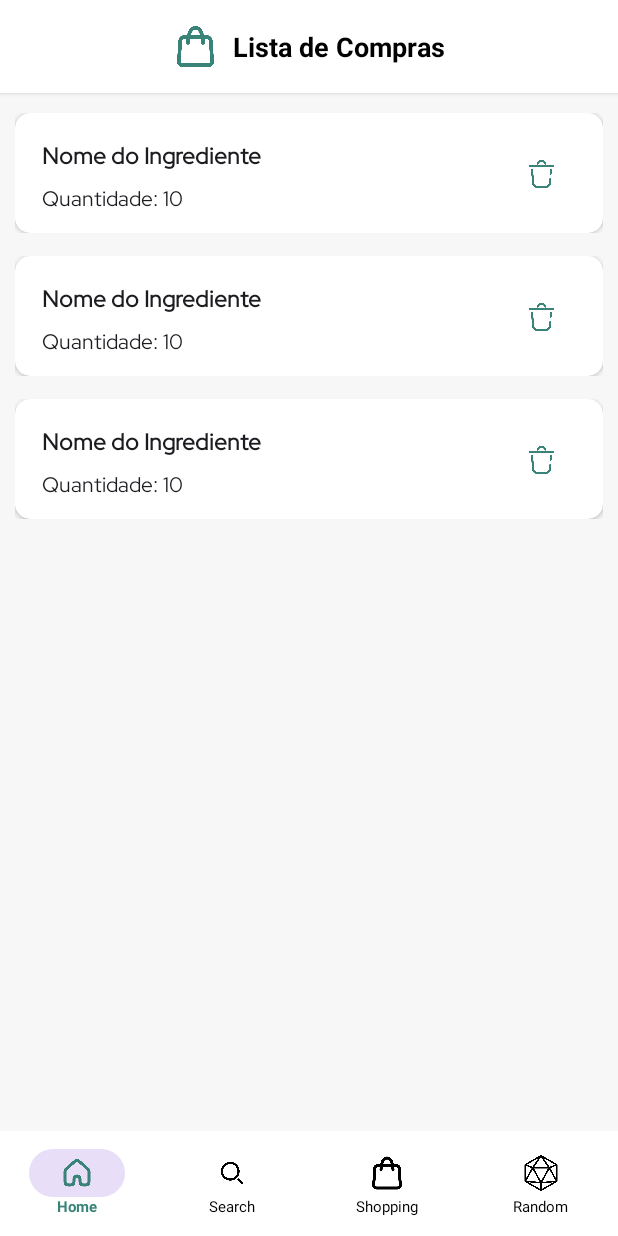
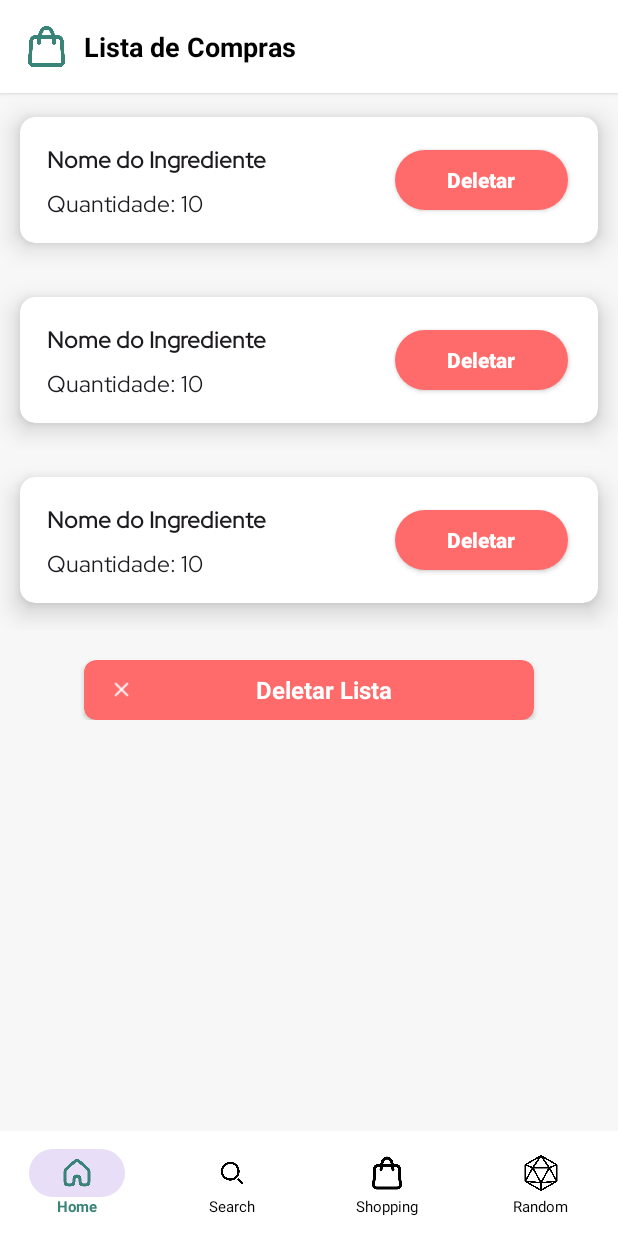
Before and after one commit to jeanmobilecode/iHealth-e, an Android app: the layout activity_shopping.xml on its own in the app's theme, with its tools: preview values and no code run, on a phone screen of 412 x 824 dp. Run offline under Robolectric (Android 15) with nearby library versions, the phone set to English and light mode, and no system bars.

Commit message:
Adicionada funcionalidade de apagar lista de compras e criado layout para caso nao exista nenhum item na lista

```diff
--- a/app/src/main/java/com/example/macroup/ShoppingActivity.kt
+++ b/app/src/main/java/com/example/macroup/ShoppingActivity.kt
@@ -2,7 +2,10 @@ package com.example.macroup
 
 import android.content.Intent
 import android.os.Bundle
+import android.widget.LinearLayout
+import android.widget.Toast
 import androidx.appcompat.app.AppCompatActivity
+import androidx.cardview.widget.CardView
 import androidx.core.content.ContextCompat
 import androidx.recyclerview.widget.LinearLayoutManager
 import androidx.recyclerview.widget.RecyclerView
@@ -15,7 +18,10 @@ class ShoppingActivity : AppCompatActivity() {
 
     private lateinit var shoppingPreferences: ShoppingPreferences
     private lateinit var shoppingRecyclerView: RecyclerView
+    private lateinit var ingredientList : MutableList<Ingredients>
     private lateinit var adapter: AdapterShopping
+    private lateinit var emptyStateLayout: LinearLayout
+    private lateinit var cardRemoveAll: CardView
 
     override fun onCreate(savedInstanceState: Bundle?) {
         super.onCreate(savedInstanceState)
@@ -25,23 +31,31 @@ class ShoppingActivity : AppCompatActivity() {
         shoppingPreferences = ShoppingPreferences(this)
 
         // Recupera a lista salva no SharedPreferences
-        val ingredientsList = shoppingPreferences.getShoppingList()
+        ingredientList = shoppingPreferences.getShoppingList()
+
+        // Inicializa o layout vazio
+        emptyStateLayout = findViewById(R.id.emptyStateLayout)
+        cardRemoveAll = findViewById(R.id.cardRemoveAll)
 
         // Configura RecyclerView
         shoppingRecyclerView = findViewById(R.id.shoppingRecyclerView)
         shoppingRecyclerView.layoutManager = LinearLayoutManager(this)
 
         // Configura o Adapter e adiciona ao RecyclerView
-        adapter = AdapterShopping(ingredientsList, this) { ingredient ->
-            removeIngredient(ingredient)
-        }
+        adapter = AdapterShopping(ingredientList, this, emptyStateLayout, cardRemoveAll)
         shoppingRecyclerView.adapter = adapter
 
+        // Verifica o estado da lista após inicializar o adapter
+        adapter.checkEmptyState()
+
+        // Botão para remover todos os itens
+        val cardRemoveAll: CardView = findViewById(R.id.cardRemoveAll)
+        cardRemoveAll.setOnClickListener {
+            adapter.removeAllItems()
+            Toast.makeText(this, "Lista apagada", Toast.LENGTH_SHORT).show()
+        }
+
         setBottomViewNavegation()
-    }
-
-    private fun removeIngredient(ingredient: Ingredients) {
-        adapter.removeItem(ingredient)
     }
 
     private fun setBottomViewNavegation(){
@@ -77,6 +91,4 @@ class ShoppingActivity : AppCompatActivity() {
             }
         }
     }
-
-
 }
--- a/app/src/main/java/com/example/macroup/recyclerView/AdapterShopping.kt
+++ b/app/src/main/java/com/example/macroup/recyclerView/AdapterShopping.kt
@@ -4,8 +4,10 @@ import android.content.Context
 import android.view.LayoutInflater
 import android.view.View
 import android.view.ViewGroup
-import android.widget.ImageView
+import android.widget.Button
+import android.widget.LinearLayout
 import android.widget.TextView
+import androidx.cardview.widget.CardView
 import androidx.recyclerview.widget.RecyclerView
 import com.example.macroup.R
 import com.google.gson.Gson
@@ -13,13 +15,14 @@ import com.google.gson.Gson
 class AdapterShopping(
     private var ingredientList: MutableList<Ingredients>,
     private val context: Context,
-    private val onDeleteClick: (Ingredients) -> Unit
+    private val emptyStateLayout: LinearLayout,
+    private val cardRemoveAll: CardView
 ) : RecyclerView.Adapter<AdapterShopping.ShoppingViewHolder>() {
 
     class ShoppingViewHolder(itemView: View) : RecyclerView.ViewHolder(itemView) {
         val ingredientName: TextView = itemView.findViewById(R.id.ingredientName)
         val ingredientQuantity: TextView = itemView.findViewById(R.id.ingredientQuantity)
-        val deleteIcon: ImageView = itemView.findViewById(R.id.deleteIcon)
+        val deleteIcon: Button = itemView.findViewById(R.id.delete_button)
     }
 
     override fun onCreateViewHolder(parent: ViewGroup, viewType: Int): ShoppingViewHolder {
@@ -29,15 +32,13 @@ class AdapterShopping(
 
     override fun onBindViewHolder(holder: ShoppingViewHolder, position: Int) {
         val ingredient = ingredientList[position]
-        holder.ingredientName.text = "${ingredient.name}"
-        holder.ingredientQuantity.text = "${ingredient.quantity}"
 
-        // Clique no ícone de lixeira para remover o ingrediente
+        holder.ingredientName.text = ingredient.name
+        holder.ingredientQuantity.text = ingredient.quantity
+
+        // Clique no botão de lixeira para remover o ingrediente
         holder.deleteIcon.setOnClickListener {
-            ingredientList.removeAt(position) // Remove da lista na memória
-            updateShoppingListInPreferences() // Atualiza o SharedPreferences
-            notifyItemRemoved(position) // Atualiza a RecyclerView
-            notifyItemRangeChanged(position, ingredientList.size)
+            removeItem(ingredient)
         }
     }
 
@@ -45,12 +46,29 @@ class AdapterShopping(
         return ingredientList.size
     }
 
+    fun removeAllItems() {
+        if (ingredientList.isNotEmpty()) {
+            ingredientList.clear()
+            updateShoppingListInPreferences()
+            notifyDataSetChanged()
+        }
+        checkEmptyState() // Verifica o estado da lista
+    }
+
     fun removeItem(ingredient: Ingredients) {
         val position = ingredientList.indexOf(ingredient)
         if (position != -1) {
             ingredientList.removeAt(position)
+            updateShoppingListInPreferences()
             notifyItemRemoved(position)
+            notifyItemRangeChanged(position, ingredientList.size)
         }
+        checkEmptyState() // Verifica o estado da lista
+    }
+
+    fun checkEmptyState() {
+        emptyStateLayout.visibility = if (ingredientList.isEmpty()) View.VISIBLE else View.GONE
+        cardRemoveAll.visibility = if (ingredientList.isEmpty()) View.GONE else View.VISIBLE
     }
 
     // Atualiza o SharedPreferences após a remoção
@@ -59,9 +77,9 @@ class AdapterShopping(
         val editor = sharedPreferences.edit()
 
         val gson = Gson()
-        val json = gson.toJson(ingredientList) // Converte a lista atualizada para JSON
+        val json = gson.toJson(ingredientList)
 
-        editor.putString("shopping_list", json) // Salva a nova lista no SharedPreferences
+        editor.putString("shopping_list", json)
         editor.apply()
     }
 }
--- a/app/src/main/res/drawable/button_background.xml
+++ b/app/src/main/res/drawable/button_background.xml
@@ -3,6 +3,6 @@
     android:shape="rectangle">
 
     <solid  android:color="@color/mainGreen"/>
-    <corners android:radius="6dp"/>
+    <corners android:radius="70dp"/>
 
 </shape>
--- a/app/src/main/res/layout/activity_shopping.xml
+++ b/app/src/main/res/layout/activity_shopping.xml
@@ -20,14 +20,13 @@
             android:layout_width="match_parent"
             android:layout_height="wrap_content"
             android:orientation="horizontal"
-            android:gravity="center"
             android:padding="16dp">
 
             <ImageView
                 android:layout_width="30dp"
                 android:layout_height="30dp"
+                android:layout_marginEnd="10dp"
                 android:layout_gravity="center_vertical"
-                android:layout_marginEnd="10dp"
                 android:src="@drawable/icon_shopping" />
 
             <TextView
@@ -35,6 +34,7 @@
                 android:layout_height="wrap_content"
                 android:text="Lista de Compras"
                 android:textColor="@color/black"
+                android:layout_gravity="center_vertical"
                 android:textSize="18sp"
                 android:textStyle="bold" />
 
@@ -44,16 +44,135 @@
 
     <!-- Lista de Compras -->
 
-    <!-- Bottom Navigation -->
-    <androidx.recyclerview.widget.RecyclerView
-        android:id="@+id/shoppingRecyclerView"
+    <LinearLayout
+        android:id="@+id/emptyStateLayout"
         android:layout_width="match_parent"
         android:layout_height="match_parent"
-        android:layout_marginHorizontal="10dp"
+        android:gravity="center"
         android:layout_marginTop="60dp"
-        android:layout_marginBottom="65dp"
-        android:background="@color/gray"
-        tools:listitem="@layout/item_shopping" />
+        android:layout_marginBottom="70dp"
+        android:orientation="vertical"
+        android:visibility="gone"
+        >
+
+        <TextView
+            android:layout_width="300dp"
+            android:layout_height="wrap_content"
+            android:textStyle="bold"
+            android:text="@string/any_recipe_added"
+            android:textAlignment="center"
+            android:textSize="20sp"
+            />
+
+        <TextView
+            android:layout_width="350dp"
+            android:layout_height="wrap_content"
+            android:layout_marginTop="15dp"
+            android:text="Explore as receitas disponiveis navegando pelos outros menus"
+            android:textAlignment="center"
+            android:textSize="17sp"
+            />
+
+        <ImageView
+            android:id="@+id/emptyListImage"
+            android:layout_width="wrap_content"
+            android:layout_height="wrap_content"
+            android:layout_gravity="center"
+            android:layout_marginTop="15dp"
+            android:src="@drawable/img_shopping_list"
+            />
+
+        <LinearLayout
+            android:layout_width="match_parent"
+            android:layout_height="wrap_content"
+            android:layout_marginTop="15dp"
+            android:gravity="center"
+            android:orientation="horizontal">
+
+            <TextView
+                android:layout_width="wrap_content"
+                android:layout_height="wrap_content"
+                android:text="Para adicionar ingredientes, clique em "
+                android:textAlignment="center"
+                android:textSize="17sp"
+                />
+
+            <ImageView
+                android:layout_width="25dp"
+                android:layout_height="25dp"
+                android:src="@drawable/icon_checked_checkbox"/>
+
+        </LinearLayout>
+
+    </LinearLayout>
+
+    <androidx.core.widget.NestedScrollView
+        android:layout_width="match_parent"
+        android:layout_height="match_parent"
+        android:layout_marginTop="60dp"
+        android:layout_marginBottom="85dp"
+        app:layout_behavior="@string/appbar_scrolling_view_behavior">
+
+        <androidx.constraintlayout.widget.ConstraintLayout
+            android:layout_width="match_parent"
+            android:layout_height="match_parent">
+
+            <androidx.recyclerview.widget.RecyclerView
+                android:id="@+id/shoppingRecyclerView"
+                android:layout_width="match_parent"
+                android:layout_height="wrap_content"
+                android:background="@color/gray"
+                app:layout_constraintEnd_toEndOf="parent"
+                app:layout_constraintStart_toStartOf="parent"
+                app:layout_constraintTop_toTopOf="parent"
+                tools:listitem="@layout/item_shopping" />
+
+
+            <androidx.cardview.widget.CardView
+                android:id="@+id/cardRemoveAll"
+                android:layout_width="300dp"
+                android:layout_height="40dp"
+                android:layout_marginTop="20dp"
+                android:backgroundTint="@color/lightRed"
+                app:cardCornerRadius="8dp"
+                app:layout_constraintEnd_toEndOf="parent"
+                app:layout_constraintStart_toStartOf="parent"
+                app:layout_constraintTop_toBottomOf="@+id/shoppingRecyclerView">
+
+                <LinearLayout
+                    android:layout_width="match_parent"
+                    android:layout_height="match_parent"
+                    android:layout_gravity="center"
+                    android:orientation="horizontal">
+
+                    <ImageView
+                        android:layout_width="50dp"
+                        android:layout_height="15dp"
+                        android:layout_gravity="center_vertical"
+                        android:layout_marginEnd="10dp"
+                        android:src="@drawable/icon_x" />
+
+                    <TextView
+                        android:layout_width="match_parent"
+                        android:layout_height="match_parent"
+                        android:gravity="center"
+                        android:layout_gravity="center_vertical"
+                        android:layout_marginEnd="40dp"
+                        android:text="@string/delete_list"
+                        android:textColor="@color/white"
+                        android:textSize="16sp"
+                        android:textStyle="bold" />
+
+                </LinearLayout>
+
+            </androidx.cardview.widget.CardView>
+
+        </androidx.constraintlayout.widget.ConstraintLayout>
+
+    </androidx.core.widget.NestedScrollView>
+
+
+    <!-- Bottom Navigation -->
 
     <com.google.android.material.bottomnavigation.BottomNavigationView
         android:id="@+id/bottomNavigationView"
@@ -69,3 +188,12 @@
         app:menu="@menu/bottom_nav_menu" />
 
 </androidx.coordinatorlayout.widget.CoordinatorLayout>
+
+
+
+
+<!--
+
+
+
+-->
--- a/app/src/main/res/layout/item_shopping.xml
+++ b/app/src/main/res/layout/item_shopping.xml
@@ -3,15 +3,17 @@
     xmlns:app="http://schemas.android.com/apk/res-auto"
     android:layout_width="match_parent"
     android:layout_height="wrap_content"
-    android:layout_marginTop="15dp"
     android:background="@color/gray"
     android:orientation="vertical"
     android:theme="@style/Theme.MacroUp.Splash">
 
     <androidx.cardview.widget.CardView
         android:layout_width="match_parent"
-        android:layout_height="80dp"
-        app:cardCornerRadius="10dp">
+        android:layout_height="120dp"
+        app:cardCornerRadius="10dp"
+        app:cardElevation="10dp"
+        app:cardUseCompatPadding="true"
+        >
 
         <androidx.constraintlayout.widget.ConstraintLayout
             android:layout_width="match_parent"
@@ -20,9 +22,10 @@
 
             <TextView
                 android:id="@+id/ingredientName"
-                android:layout_width="wrap_content"
+                android:layout_width="0dp"
                 android:layout_height="wrap_content"
                 android:layout_margin="18dp"
+                android:background="@android:color/transparent"
                 android:text="Nome do Ingrediente"
                 android:textSize="15sp"
                 android:textStyle="bold"
@@ -31,22 +34,32 @@
 
             <TextView
                 android:id="@+id/ingredientQuantity"
-                android:layout_width="wrap_content"
+                android:layout_width="0dp"
                 android:layout_height="wrap_content"
                 android:text="Quantidade: 10"
+                android:textSize="15sp"
                 android:layout_marginTop="8dp"
+                android:background="@android:color/transparent"
                 app:layout_constraintStart_toStartOf="@+id/ingredientName"
                 app:layout_constraintTop_toBottomOf="@+id/ingredientName" />
 
-            <ImageView
-                android:id="@+id/deleteIcon"
-                android:layout_width="22dp"
-                android:layout_height="22dp"
-                android:src="@drawable/icon_trash"
-                android:layout_marginEnd="30dp"
-                android:layout_marginTop="12dp"
+
+            <androidx.appcompat.widget.AppCompatButton
+                android:id="@+id/delete_button"
+                android:layout_width="115dp"
+                android:layout_height="40dp"
+                android:layout_marginEnd="20dp"
+                android:background="@drawable/button_background"
+                android:backgroundTint="@color/lightRed"
+                android:text="@string/delete"
+                android:textAllCaps="false"
+                android:textColor="@color/white"
+                android:textStyle="bold"
+                app:layout_constraintBottom_toBottomOf="parent"
                 app:layout_constraintEnd_toEndOf="parent"
-                app:layout_constraintTop_toTopOf="@+id/ingredientName" />
+                app:layout_constraintTop_toTopOf="parent" />
+
+
 
         </androidx.constraintlayout.widget.ConstraintLayout>
 
--- a/app/src/main/res/values/colors.xml
+++ b/app/src/main/res/values/colors.xml
@@ -6,4 +6,5 @@
     <color name="mainGreen">#398378</color>
     <color name="lightGreen">#B3D6D0</color>
     <color name="darkGray">#545454</color>
+    <color name="lightRed">#FF6B6B</color>
 </resources>
--- a/app/src/main/res/values/strings.xml
+++ b/app/src/main/res/values/strings.xml
@@ -24,4 +24,9 @@
     <string name="sugestion">Sugestoes para voce</string>
     <string name="search_results">Resultados da sua pesquisa</string>
     <string name="filter_by_cateogry">Filtrar busca por categoria</string>
+    <string name="edit">Editar</string>
+    <string name="delete">Deletar</string>
+    <string name="add_item">Add Item</string>
+    <string name="delete_list">Deletar Lista</string>
+    <string name="any_recipe_added">Voce ainda nao adicionou nenhum receita</string>
 </resources>
```
Also changed, not shown: app/src/main/res/drawable/icon_pencil.png (added), app/src/main/res/drawable/icon_plus.png (added), app/src/main/res/drawable/icon_trash.png, app/src/main/res/drawable/icon_x.png (added), app/src/main/res/drawable/img_shopping_list.png (added), 7 other files.
